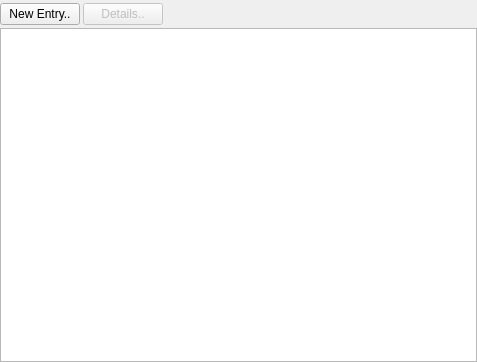
Above: forms/log.ui from skriticos/nelia1 before the change. Below: the same form after it.
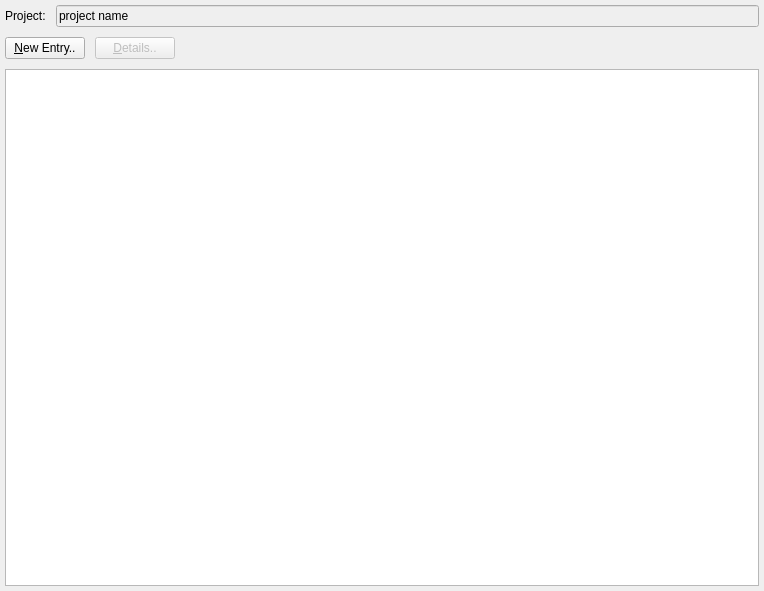
That is the form after the change.

Patch:
```diff
--- a/forms/log.ui
+++ b/forms/log.ui
@@ -6,8 +6,8 @@
    <rect>
     <x>0</x>
     <y>0</y>
-    <width>477</width>
-    <height>362</height>
+    <width>764</width>
+    <height>591</height>
    </rect>
   </property>
   <property name="windowTitle">
@@ -17,39 +17,47 @@
    <locale language="English" country="UnitedStates"/>
   </property>
   <layout class="QGridLayout" name="gridLayout">
-   <property name="leftMargin">
-    <number>0</number>
-   </property>
-   <property name="topMargin">
-    <number>3</number>
-   </property>
-   <property name="rightMargin">
-    <number>0</number>
-   </property>
-   <property name="bottomMargin">
-    <number>0</number>
+   <property name="margin">
+    <number>5</number>
    </property>
    <property name="spacing">
-    <number>3</number>
+    <number>10</number>
    </property>
    <item row="0" column="0">
+    <widget class="QLabel" name="label">
+     <property name="text">
+      <string>Project:</string>
+     </property>
+    </widget>
+   </item>
+   <item row="0" column="1" colspan="3">
+    <widget class="QLineEdit" name="line_project">
+     <property name="styleSheet">
+      <string notr="true">background-color:palette(Window);</string>
+     </property>
+     <property name="text">
+      <string>project name</string>
+     </property>
+    </widget>
+   </item>
+   <item row="1" column="0" colspan="2">
     <widget class="QPushButton" name="push_new_entry">
      <property name="text">
-      <string>New Entry..</string>
+      <string>&amp;New Entry..</string>
      </property>
     </widget>
    </item>
-   <item row="0" column="1">
+   <item row="1" column="2">
     <widget class="QPushButton" name="push_details">
      <property name="enabled">
       <bool>false</bool>
      </property>
      <property name="text">
-      <string>Details..</string>
+      <string>&amp;Details..</string>
      </property>
     </widget>
    </item>
-   <item row="0" column="2">
+   <item row="1" column="3">
     <spacer name="horizontalSpacer">
      <property name="orientation">
       <enum>Qt::Horizontal</enum>
@@ -62,7 +70,7 @@
      </property>
     </spacer>
    </item>
-   <item row="1" column="0" colspan="3">
+   <item row="2" column="0" colspan="4">
     <widget class="QTableView" name="table_history">
      <property name="editTriggers">
       <set>QAbstractItemView::NoEditTriggers</set>
```
